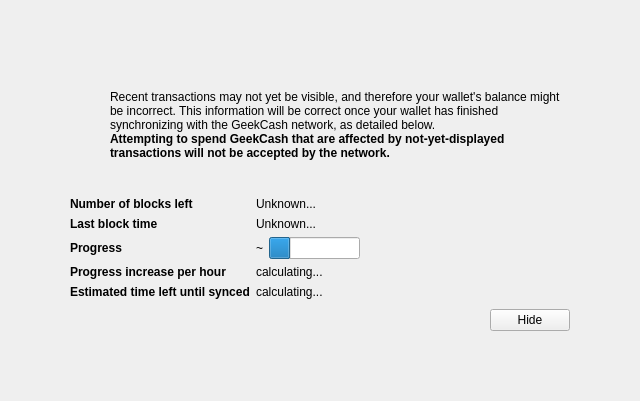
This is src/qt/forms/modaloverlay.ui in 519984307/coincoin as Qt 5 draws it before an edit. The edited form follows.
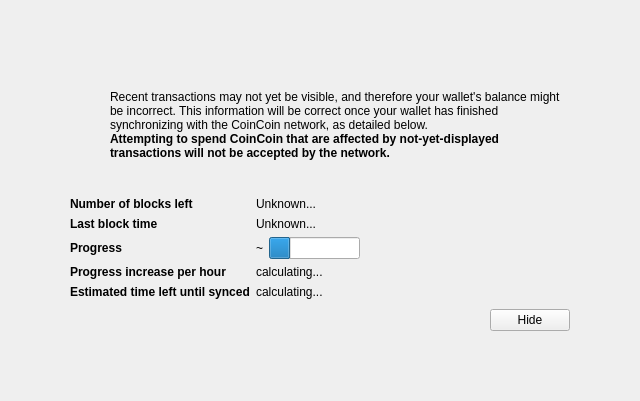
This is the edited form. Icons and pictures are not drawn. Custom widgets are drawn as their Qt base class.

Diff of the .ui file:
```diff
--- a/src/qt/forms/modaloverlay.ui
+++ b/src/qt/forms/modaloverlay.ui
@@ -128,7 +128,7 @@
              <item>
               <widget class="QLabel" name="infoText">
                <property name="text">
-                <string>Recent transactions may not yet be visible, and therefore your wallet's balance might be incorrect. This information will be correct once your wallet has finished synchronizing with the GeekCash network, as detailed below.</string>
+                <string>Recent transactions may not yet be visible, and therefore your wallet's balance might be incorrect. This information will be correct once your wallet has finished synchronizing with the CoinCoin network, as detailed below.</string>
                </property>
                <property name="textFormat">
                 <enum>Qt::RichText</enum>
@@ -147,7 +147,7 @@
                 </font>
                </property>
                <property name="text">
-                <string>Attempting to spend GeekCash that are affected by not-yet-displayed transactions will not be accepted by the network.</string>
+                <string>Attempting to spend CoinCoin that are affected by not-yet-displayed transactions will not be accepted by the network.</string>
                </property>
                <property name="textFormat">
                 <enum>Qt::RichText</enum>
```
